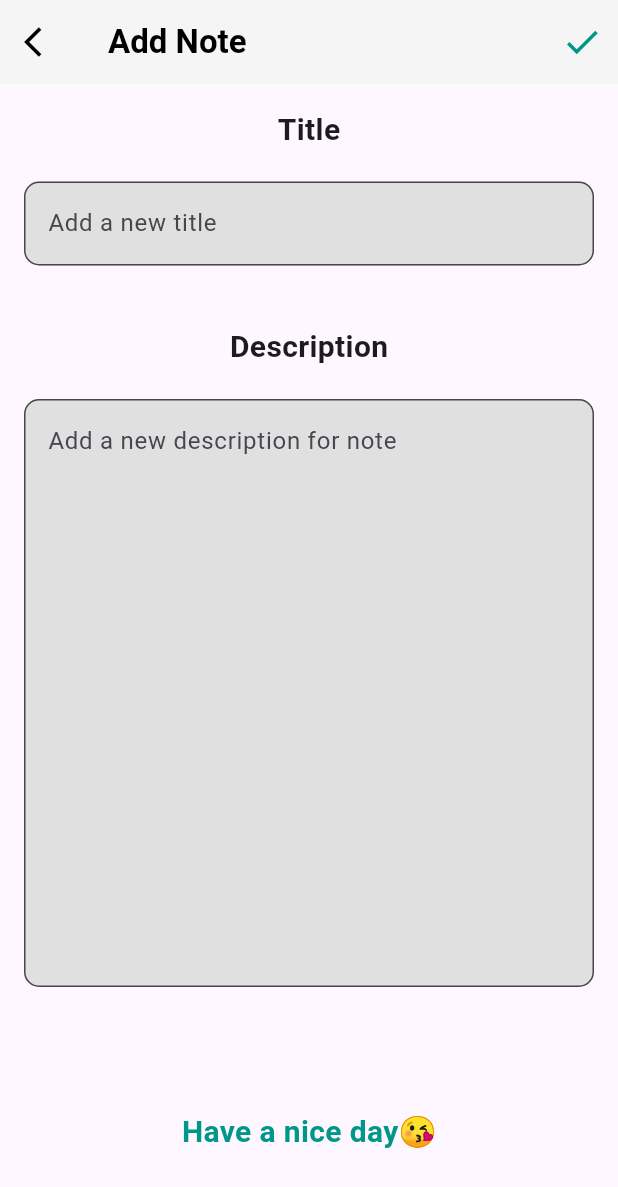
After one commit to kerlos-alrayan/note_app, a Flutter app: the screen it shows after launch, after a tap on the "add" icon, on a phone screen of 412 x 824 dp. The commit adds this screen. Shown: the top 1187 px of the screen. Run offline on Flutter 3.47's test engine with Material 3 defaults, Android fonts, the phone set to English and light mode, and no system bars; our stand-ins replace sqflite; accounts and stored records are empty.

Commit message:
commit1.1

```diff
--- /dev/null
+++ b/lib/helper/database_helper.dart
@@ -0,0 +1,42 @@
+import 'package:sqflite/sqflite.dart';
+import 'package:path/path.dart';
+import 'package:to_do_list/models/note_model.dart';
+
+class DatabaseHelper {
+  static final DatabaseHelper instance = DatabaseHelper._init();
+  static Database? _database;
+
+  DatabaseHelper._init();
+
+  Future<Database> get database async {
+    if (_database != null) return _database!;
+    _database = await _initDB('notes.db');
+    return _database!;
+  }
+
+  Future<Database> _initDB(String filePath) async {
+    final dbPath = await getDatabasesPath();
+    final path = join(dbPath, filePath);
+    return await openDatabase(path, version: 1, onCreate: _onCreate);
+  }
+
+  Future _onCreate(Database db, int version) async {
+    const idType = 'INTEGER PRIMARY KEY AUTOINCREMENT';
+    const textType = 'TEXT NOT NULL';
+
+    await db.execute('''CREATE TABLE notes (
+      id $idType,
+      title $textType,
+      content $textType
+    )''');
+  }
+
+  // دالة لجلب الملاحظات
+  Future<List<Note>> getNotes() async {
+    final db = await database; // استدعاء قاعدة البيانات
+    final result = await db.query('notes'); // جلب جميع الملاحظات من الجدول
+    return result
+        .map((json) => Note.fromMap(json))
+        .toList(); // تحويل كل سجل إلى كائن Note
+  }
+}
--- /dev/null
+++ b/lib/models/note_model.dart
@@ -0,0 +1,27 @@
+class Note {
+  final int? id;
+  final String title;
+  final String content;
+
+  Note({
+    this.id,
+    required this.title,
+    required this.content,
+  });
+
+  Map<String, dynamic> toMap() {
+    return {
+      'id': id,
+      'title': title,
+      'content': content,
+    };
+  }
+
+  factory Note.fromMap(Map<String, dynamic> map) {
+    return Note(
+      id: map['id'] as int?,
+      title: map['title'] as String,
+      content: map['content'] as String,
+    );
+  }
+}
--- /dev/null
+++ b/lib/presentation/screens/add_note.dart
@@ -0,0 +1,113 @@
+import 'package:flutter/material.dart';
+import 'package:to_do_list/models/note_model.dart';
+import 'package:to_do_list/services/note.dart';
+
+class AddNotePage extends StatefulWidget {
+  const AddNotePage({super.key});
+
+  @override
+  _AddNotePageState createState() => _AddNotePageState();
+}
+
+class _AddNotePageState extends State<AddNotePage> {
+  final _titleController = TextEditingController();
+  final _contentController = TextEditingController();
+
+  @override
+  Widget build(BuildContext context) {
+    return Scaffold(
+      appBar: AppBar(
+        backgroundColor: Colors.grey[100],
+        leading: IconButton(
+            onPressed: () {
+              Navigator.pop(context);
+            },
+            icon: Icon(
+              Icons.arrow_back_ios,
+              color: Colors.black,
+            )),
+        title: Text(
+          'Add Note',
+          style: TextStyle(
+            fontWeight: FontWeight.bold,
+            color: Colors.black,
+          ),
+        ),
+        actions: [
+          IconButton(
+            onPressed: () async {
+              final newNote = Note(
+                title: _titleController.text,
+                content: _contentController.text,
+              );
+              await addNote(newNote); // استدعاء دالة إضافة الملاحظة
+              Navigator.pop(context); // العودة إلى صفحة الملاحظات
+            },
+            icon: Icon(
+              Icons.check,
+              color: Colors.teal,
+              size: 28,
+            ),
+          ),
+        ],
+      ),
+      body: SingleChildScrollView(
+        child: Padding(
+          padding: const EdgeInsets.all(16.0),
+          child: Column(
+            children: [
+              const Text('Title',
+                style: TextStyle(
+                  fontWeight: FontWeight.bold,
+                  fontSize: 20,
+                ),
+              ),
+              SizedBox(height: 20,),
+              TextFormField(
+                controller: _titleController,
+                decoration: InputDecoration(
+                  filled: true,
+                  fillColor: Colors.grey[300],
+                  hintText: 'Add a new title',
+                  border: OutlineInputBorder(
+                    borderRadius: BorderRadius.circular(10),
+                  ),
+
+                ),
+              ),
+              SizedBox(height: 40,),
+              const Text('Description',
+                style: TextStyle(
+                  fontWeight: FontWeight.bold,
+                  fontSize: 20,
+                ),
+              ),
+              SizedBox(height: 20,),
+              TextFormField(
+                controller: _contentController,
+                maxLines: 15,
+                decoration: InputDecoration(
+                  filled: true,
+                  fillColor: Colors.grey[300],
+                  hintText: 'Add a new description for note',
+                  border: OutlineInputBorder(
+                    borderRadius: BorderRadius.circular(10),
+                  ),
+
+                ),
+              ),
+              SizedBox(height: MediaQuery.of(context).size.height *0.1,),
+              Text('Have a nice day😘',
+                style: TextStyle(
+                  color: Colors.teal,
+                  fontWeight: FontWeight.bold,
+                  fontSize: 20,
+                ),
+              ),
+            ],
+          ),
+        ),
+      ),
+    );
+  }
+}
--- a/lib/presentation/screens/new_note.dart
+++ b/lib/presentation/screens/new_note.dart
@@ -77,6 +77,7 @@ class NewNote extends StatelessWidget {
 
               ),
             ),
+
           ],
         ),
         ),
--- /dev/null
+++ b/lib/presentation/screens/test_db.dart
@@ -0,0 +1,193 @@
+import 'package:flutter/material.dart';
+import 'package:to_do_list/models/note_model.dart';
+import 'package:to_do_list/presentation/screens/add_note.dart';
+import 'package:to_do_list/presentation/screens/edit_note.dart';
+
+import '../../services/note.dart';
+
+class NoteListPage extends StatefulWidget {
+  @override
+  _NoteListPageState createState() => _NoteListPageState();
+}
+
+class _NoteListPageState extends State<NoteListPage> {
+  late Future<List<Note>> notesFuture;
+  late List<bool> isFavorite; // ملاحظة مفضلة لكل ملاحظة
+
+  @override
+  void initState() {
+    super.initState();
+    notesFuture = getNotes(); // تحميل الملاحظات عند بدء الصفحة
+  }
+
+  @override
+  Widget build(BuildContext context) {
+    return Scaffold(
+      appBar: AppBar(
+        centerTitle: true,
+        backgroundColor: Colors.white,
+        leading: const Icon(
+          Icons.book,
+          color: Colors.black,
+          size: 30,
+        ),
+        title: const Text(
+          'All Notes',
+          style: TextStyle(color: Colors.black),
+        ),
+        elevation: 0,
+      ),
+      body: FutureBuilder<List<Note>>(
+        future: notesFuture,
+        builder: (context, snapshot) {
+          if (snapshot.connectionState == ConnectionState.waiting) {
+            return Center(child: CircularProgressIndicator());
+          } else if (snapshot.hasError) {
+            return Center(child: Text('Error: ${snapshot.error}'));
+          } else if (!snapshot.hasData || snapshot.data!.isEmpty) {
+            return Center(child: Text('No notes available'));
+          } else {
+            final notes = snapshot.data!;
+            isFavorite = List<bool>.generate(
+                notes.length, (index) => false); // تهيئة isFavorite
+
+            return ListView.builder(
+              itemCount: notes.length,
+              itemBuilder: (context, index) {
+                final note = notes[index];
+                isFavorite.add(false);
+                return Column(
+                  children: [
+                    GestureDetector(
+                      onTap: () {
+                        // الانتقال إلى صفحة تعديل الملاحظة
+                        Navigator.push(
+                          context,
+                          MaterialPageRoute(
+                            builder: (context) => EditNotePage(note: note),
+                          ),
+                        ).then((_) {
+                          setState(() {
+                            // بعد العودة من صفحة تعديل الملاحظة، قم بتحديث الملاحظات
+                            notesFuture = getNotes();
+                          });
+                        });
+                      },
+                      child: Padding(
+                        padding: const EdgeInsets.only(left: 24, right: 24),
+                        child: Container(
+                          margin: const EdgeInsets.only(bottom: 20),
+                          width: double.infinity,
+                          height: 70,
+                          padding: const EdgeInsets.all(10),
+                          decoration: BoxDecoration(
+                            color: Colors.grey[200],
+                            borderRadius: BorderRadius.circular(20),
+                            border: Border.all(color: Colors.grey),
+                          ),
+                          child: Row(
+                            mainAxisAlignment: MainAxisAlignment.spaceAround,
+                            children: [
+                              Expanded(
+                                child: Text(
+                                  note.title,
+                                  overflow: TextOverflow.ellipsis,
+                                  style: const TextStyle(
+                                    color: Colors.black,
+                                    fontSize: 20,
+                                    fontWeight: FontWeight.bold,
+                                  ),
+                                ),
+                              ),
+                              IconButton(
+                                onPressed: () {
+                                  setState(() {
+                                    isFavorite[index] = !isFavorite[index];
+                                  });
+                                },
+                                icon: Icon(
+                                  isFavorite[index]
+                                      ? Icons.favorite
+                                      : Icons.favorite_border,
+                                  color: Colors.redAccent,
+                                ),
+                              ),
+                              //SizedBox(width: 10,),
+                              IconButton(
+                                onPressed: () {
+                                  showDialog(
+                                    context: context,
+                                    builder: (BuildContext context) {
+                                      return AlertDialog(
+                                        title: const Text('Delete Note'),
+                                        content: const Text(
+                                            'Are you sure you want to delete this note?🤔',
+                                            style: TextStyle(fontSize: 16)),
+                                        actions: [
+                                          TextButton(
+                                            onPressed: () {
+                                              Navigator.of(context)
+                                                  .pop(); // إغلاق الحوار
+                                            },
+                                            child: const Text('Cancel'),
+                                          ),
+                                          TextButton(
+                                            onPressed: () async {
+                                              await deleteNote(note.id as int);
+                                              setState(() {
+                                                notesFuture = getNotes();
+                                              });
+                                              Navigator.of(context)
+                                                  .pop(); // إغلاق الحوار بعد الحذف
+                                            },
+                                            child: const Text('Delete'),
+                                          ),
+                                        ],
+                                      );
+                                    },
+                                  );
+                                },
+                                icon: Icon(
+                                  Icons.delete,
+                                  color: Colors.red,
+                                ),
+                              ),
+                            ],
+                          ),
+                        ),
+                      ),
+                    )
+                  ],
+                );
+              },
+            );
+          }
+        },
+      ),
+      floatingActionButtonLocation: FloatingActionButtonLocation.centerDocked,
+      floatingActionButton: Padding(
+        padding: const EdgeInsets.symmetric(vertical: 15),
+        child: FloatingActionButton(
+          backgroundColor: Colors.grey,
+          onPressed: () {
+            // الانتقال إلى صفحة إضافة الملاحظة
+            Navigator.push(
+              context,
+              MaterialPageRoute(builder: (context) => AddNotePage()),
+            ).then((_) {
+              setState(() {
+                // بعد العودة من صفحة إضافة الملاحظة، قم بتحديث الملاحظات
+                notesFuture = getNotes();
+              });
+            });
+          },
+          child: Icon(
+            Icons.add,
+            size: 40,
+            color: Colors.grey[100],
+          ),
+        ),
+      ),
+    );
+  }
+}
--- /dev/null
+++ b/lib/services/note.dart
@@ -0,0 +1,36 @@
+import 'package:to_do_list/helper/database_helper.dart';
+import 'package:to_do_list/models/note_model.dart';
+
+// إضافة ملاحظة
+Future<int> addNote(Note note) async {
+  final db = await DatabaseHelper.instance.database; // استدعاء instance هنا
+  return await db.insert('notes', note.toMap());
+}
+
+// الحصول على كل الملاحظات
+Future<List<Note>> getNotes() async {
+  final db = await DatabaseHelper.instance.database; // استدعاء instance هنا
+  final result = await db.query('notes');
+  return result.map((json) => Note.fromMap(json)).toList();
+}
+
+// تحديث ملاحظة
+Future<int> updateNote(Note note) async {
+  final db = await DatabaseHelper.instance.database; // استدعاء instance هنا
+  return await db.update(
+    'notes',
+    note.toMap(),
+    where: 'id = ?',
+    whereArgs: [note.id],
+  );
+}
+
+// حذف ملاحظة
+Future<int> deleteNote(int id) async {
+  final db = await DatabaseHelper.instance.database; // استدعاء instance هنا
+  return await db.delete(
+    'notes',
+    where: 'id = ?',
+    whereArgs: [id],
+  );
+}
--- a/pubspec.yaml
+++ b/pubspec.yaml
@@ -34,6 +34,8 @@ dependencies:
   # The following adds the Cupertino Icons font to your application.
   # Use with the CupertinoIcons class for iOS style icons.
   cupertino_icons: ^1.0.8
+  sqflite: ^2.4.1
+  path_provider: ^2.0.11
 
 dev_dependencies:
   flutter_test:
```
Also changed, not shown: lib/main.dart (+3 -105 lines), lib/presentation/screens/edit_note.dart (added, +123 -0 lines), pubspec.lock.
